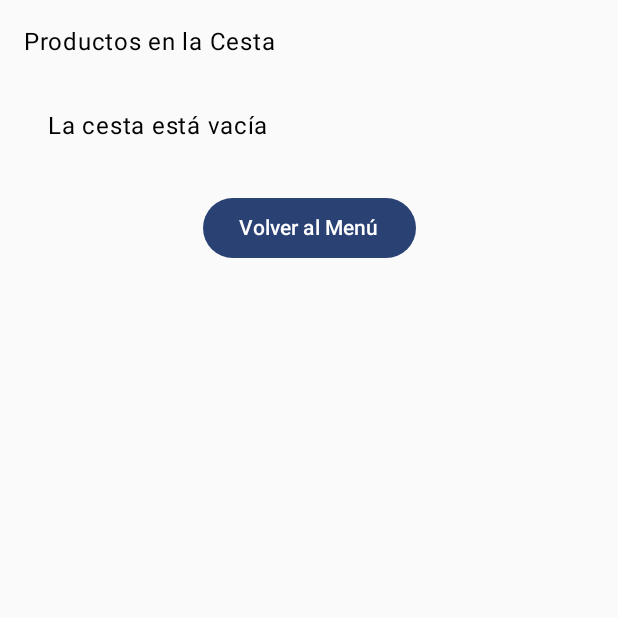
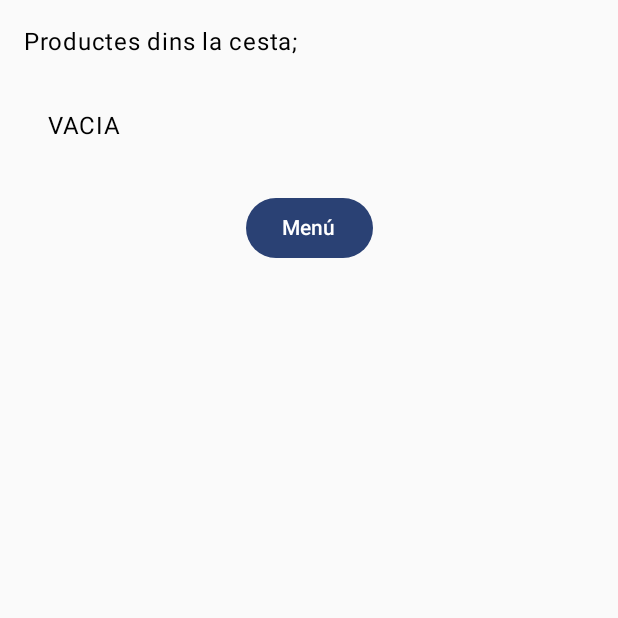
Before and after one commit to inspedralbes/transversal-tr1-2024-2025-android-dam_24_25_tr1g1_android-1, an Android app built with Jetpack Compose: the CartScreen screen opened through its navigation route, on a phone screen of 412 x 824 dp, the top half of it. Run offline under Robolectric (Android 15) with nearby library versions, the phone set to English and light mode, and no system bars.

Commit message:
funcionalidad añadir a la cesta funciona

```diff
--- a/app/src/main/java/com/example/myapplication/CartScreen.kt
+++ b/app/src/main/java/com/example/myapplication/CartScreen.kt
@@ -13,20 +13,21 @@ import androidx.compose.ui.unit.dp
 import androidx.navigation.NavController
 
 @Composable
-fun CartScreen(navController: NavController) {
-    val cart = remember { mutableStateListOf<Producto>() }
+fun CartScreen(navController: NavController, cart: MutableList<Producto>) {
     Column(modifier = Modifier.fillMaxSize().padding(16.dp)) {
         Text(
-            text = "Productos en la Cesta",
+            text = "Productes dins la cesta;",
             modifier = Modifier.padding(bottom = 16.dp)
         )
 
         if (cart.isEmpty()) {
-            Text(text = "La cesta está vacía", modifier = Modifier.padding(16.dp))
+            Text(text = "VACIA", modifier = Modifier.padding(16.dp))
         } else {
             LazyVerticalGrid(
-                columns = GridCells.Fixed(2),
-                modifier = Modifier.fillMaxSize()
+                columns = GridCells.Fixed(1),
+                modifier = Modifier
+                    .weight(1f)
+                    .fillMaxWidth()
             ) {
                 items(cart) { product ->
                     ProductItem(product = product, cart)
@@ -40,7 +41,7 @@ fun CartScreen(navController: NavController) {
                 .padding(16.dp)
                 .align(Alignment.CenterHorizontally)
         ) {
-            Text(text = "Volver al Menú")
+            Text(text = "Menú")
         }
     }
 }
--- a/app/src/main/java/com/example/myapplication/Interface.kt
+++ b/app/src/main/java/com/example/myapplication/Interface.kt
@@ -3,7 +3,7 @@ package com.example.myapplication
 import retrofit2.http.GET
 
 interface Interface {
-    @GET("/getProd")
+    @GET("/preguntas")
     suspend fun getProductData(): List<Producto>
 }
 data class Producto(
--- a/app/src/main/java/com/example/myapplication/MainActivity.kt
+++ b/app/src/main/java/com/example/myapplication/MainActivity.kt
@@ -4,6 +4,8 @@ import android.os.Bundle
 import androidx.activity.ComponentActivity
 import androidx.activity.compose.setContent
 import androidx.activity.enableEdgeToEdge
+import androidx.compose.runtime.mutableStateListOf
+import androidx.compose.runtime.remember
 import androidx.navigation.compose.NavHost
 import androidx.navigation.compose.composable
 import androidx.navigation.compose.rememberNavController
@@ -16,9 +18,10 @@ class MainActivity : ComponentActivity() {
         setContent {
             MyApplicationTheme {
                 val navController = rememberNavController()
+                val cart = remember { mutableStateListOf<Producto>() }
                 NavHost(navController = navController, startDestination = "menu") {
-                    composable("menu") { MenuScreen(navController) }
-                    composable("cart") { CartScreen(navController) }
+                    composable("menu") { MenuScreen(navController,cart) }
+                    composable("cart") { CartScreen(navController, cart) }
                 }
             }
         }
--- a/app/src/main/java/com/example/myapplication/MenuScreen.kt
+++ b/app/src/main/java/com/example/myapplication/MenuScreen.kt
@@ -13,14 +13,13 @@ import androidx.compose.ui.unit.dp
 import retrofit2.Retrofit
 import retrofit2.converter.gson.GsonConverterFactory
 @Composable
-fun MenuScreen(navController: NavController) {
+fun MenuScreen(navController: NavController, cart: MutableList<Producto>) {
     var products by remember { mutableStateOf<List<Producto>?>(null) }
     var isLoading by remember { mutableStateOf(true) }
     var errorMessage by remember { mutableStateOf<String?>(null) }
-    val cart = remember { mutableStateListOf<Producto>() }
 
     val retrofit = Retrofit.Builder()
-        .baseUrl("http://dam.inspedralbes.cat:25958")
+        .baseUrl("http://10.0.2.2:23333")
         .addConverterFactory(GsonConverterFactory.create())
         .build()
     val apiService = retrofit.create(Interface::class.java)
@@ -37,7 +36,7 @@ fun MenuScreen(navController: NavController) {
 
     Column(modifier = Modifier.fillMaxSize()) {
         if (isLoading) {
-            CircularProgressIndicator(modifier = Modifier.padding(16.dp))
+            Text(text = "cargando los productos (FUNCIONARA)")
         } else if (errorMessage != null) {
             Text(text = errorMessage ?: "Unknown error", modifier = Modifier.padding(16.dp))
         } else {
```
